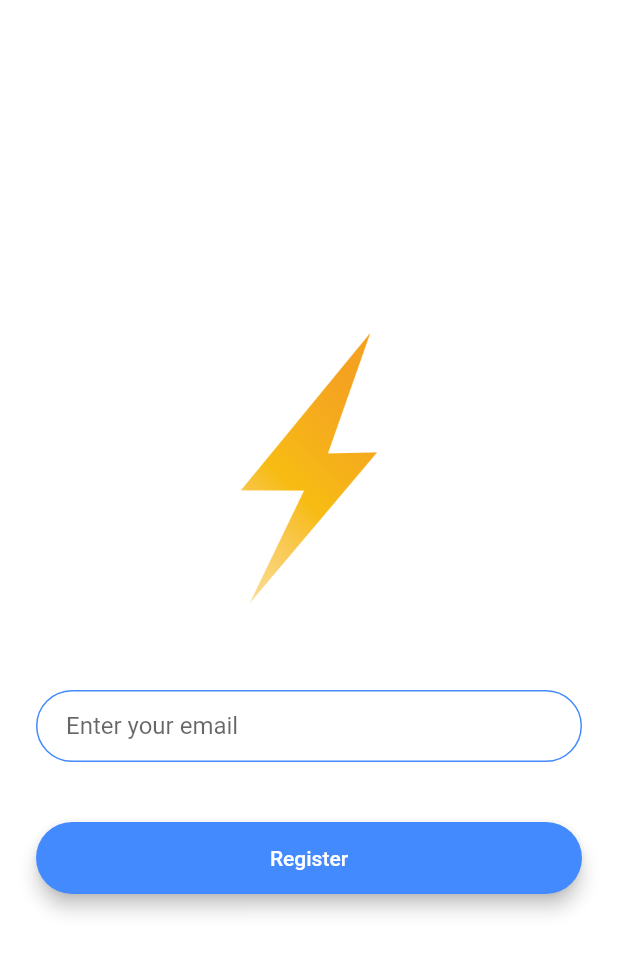
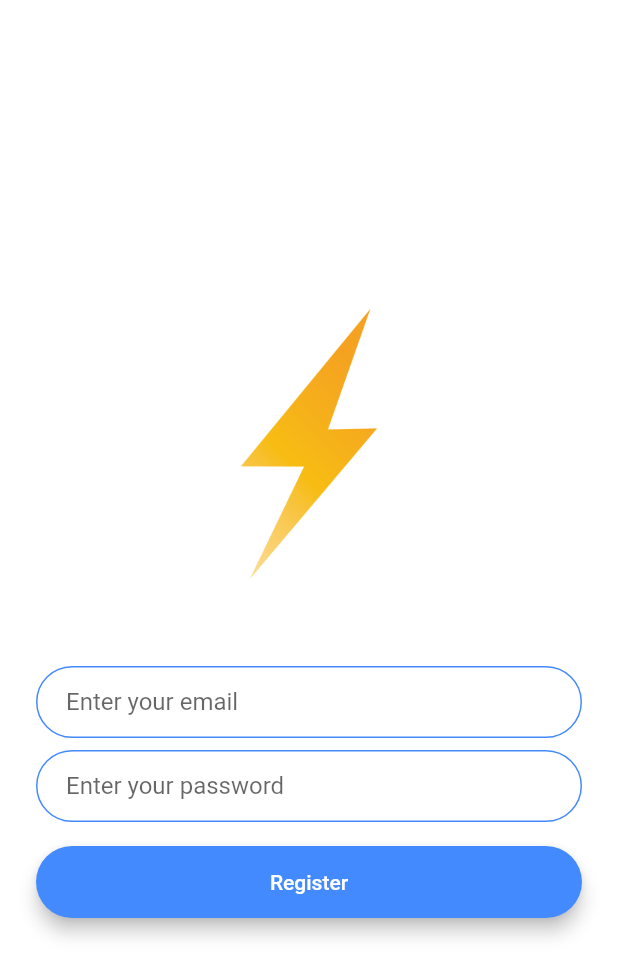
Before and after one commit to huuthuan-nguyen/flash-chat-app, a Flutter app: the RegistrationScreen screen opened by its route, on a phone screen of 412 x 824 dp. Shown: the top 977 px of the screen. Run offline on Flutter 3.47's test engine with Material 2 defaults, Android fonts, the phone set to English and light mode, and no system bars; our stand-ins replace animated_text_kit.

Commit message:
cocoapods update

```diff
--- a/lib/screens/registration_screen.dart
+++ b/lib/screens/registration_screen.dart
@@ -10,6 +10,9 @@ class RegistrationScreen extends StatefulWidget {
 }
 
 class _RegistrationScreenState extends State<RegistrationScreen> {
+  String? email;
+  String? password;
+
   @override
   Widget build(BuildContext context) {
     return Scaffold(
@@ -32,13 +35,23 @@ class _RegistrationScreenState extends State<RegistrationScreen> {
               height: 48,
             ),
             TextField(
-              onChanged: null,
+              onChanged: (value) {
+                email = value;
+              },
               decoration: kTextFieldDecoration.copyWith(
                 hintText: "Enter your email",
               ),
             ),
             SizedBox(
-              height: 24,
+              height: 8,
+            ),
+            TextField(
+              onChanged: (value) {
+                password = value;
+              },
+              decoration: kTextFieldDecoration.copyWith(
+                hintText: "Enter your password",
+              ),
             ),
             RoundedButton(
               title: "Register",
--- a/pubspec.yaml
+++ b/pubspec.yaml
@@ -24,6 +24,9 @@ dependencies:
   flutter:
     sdk: flutter
   animated_text_kit: ^4.2.1
+  firebase_core: ^1.2.0
+  firebase_auth: ^1.2.0
+  cloud_firestore: ^2.2.0
 
 
   # The following adds the Cupertino Icons font to your application.
```
Also changed, not shown: pubspec.lock, 27 other files.
